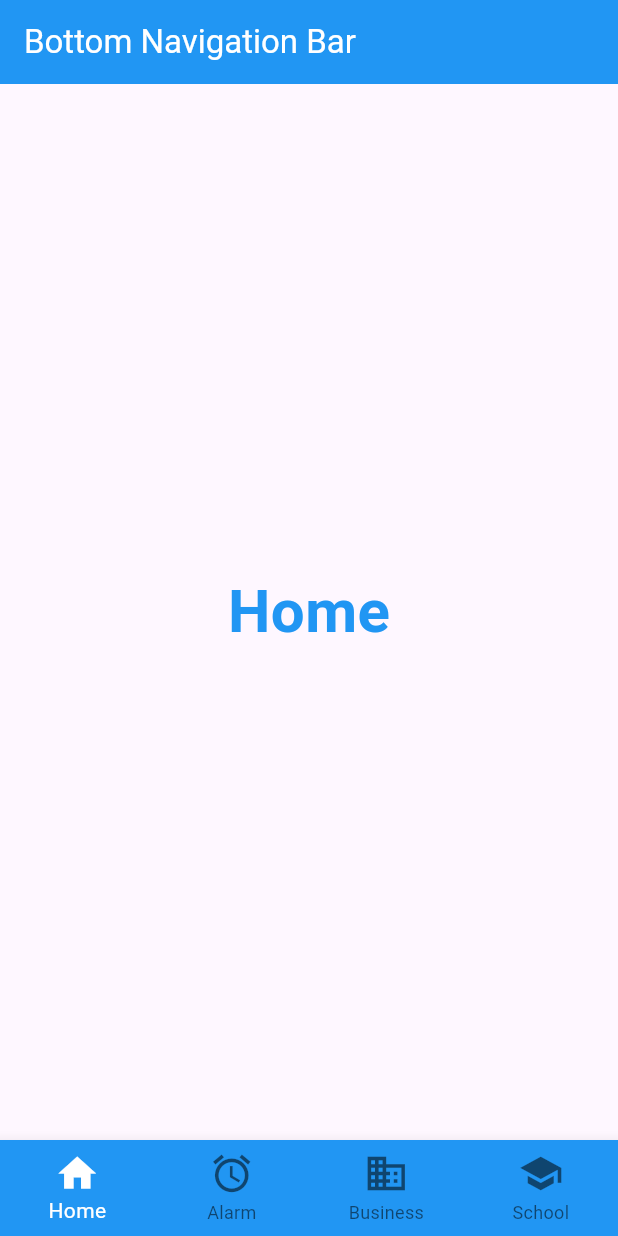
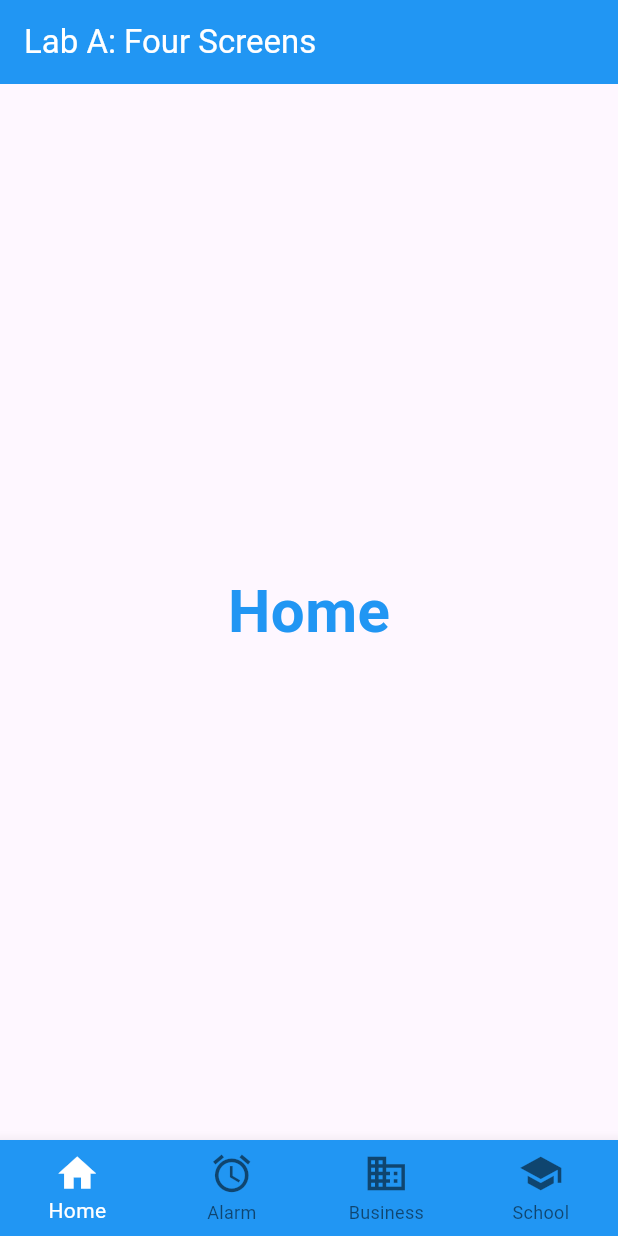
Before and after one commit to dylan-yoong-yw/TMA3084_G02_102522_Lab05_Lesson07, a Flutter app: the screen it shows after launch, on a phone screen of 412 x 824 dp. Run offline on Flutter 3.47's test engine with Material 3 defaults, Android fonts, the phone set to English and light mode, and no system bars.

Commit message:
Lab A: update AppBar title

```diff
--- a/bottom_navigator_bar_lab/lib/main.dart
+++ b/bottom_navigator_bar_lab/lib/main.dart
@@ -33,7 +33,7 @@ class BottomNavLab extends StatelessWidget {
   Widget build(BuildContext context) {
     return Scaffold(
       appBar: AppBar(
-        title: const Text('Bottom Navigation Bar'),
+        title: const Text('Lab A: Four Screens'),
         backgroundColor: Colors.blue,
         foregroundColor: Colors.white,
       ),
```
